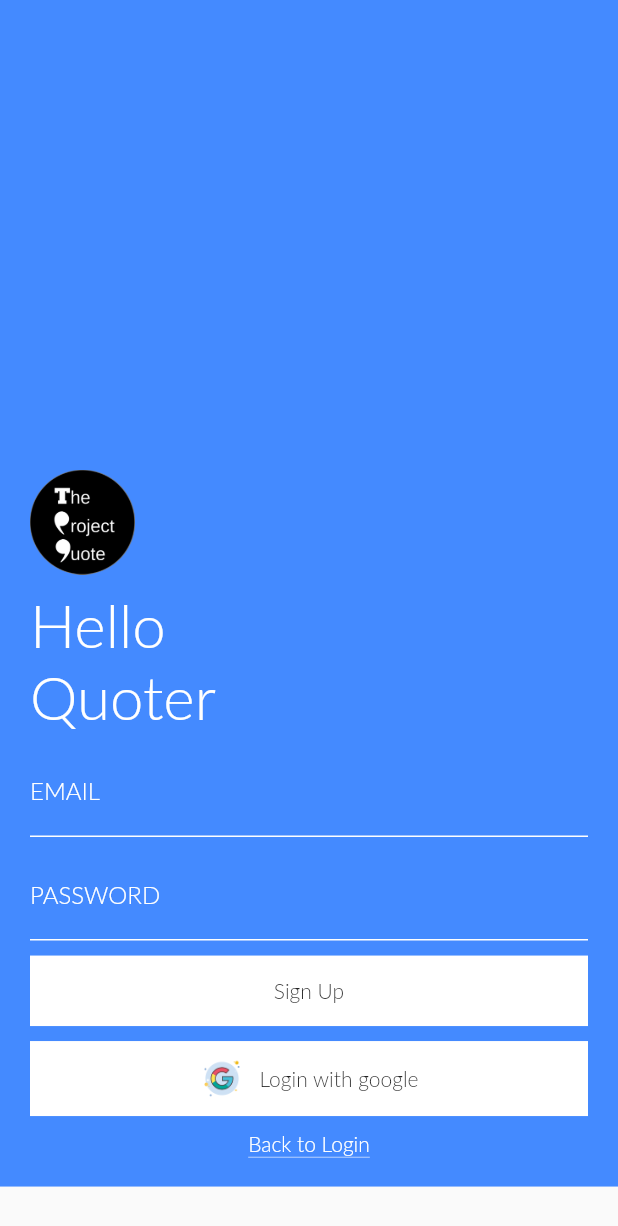
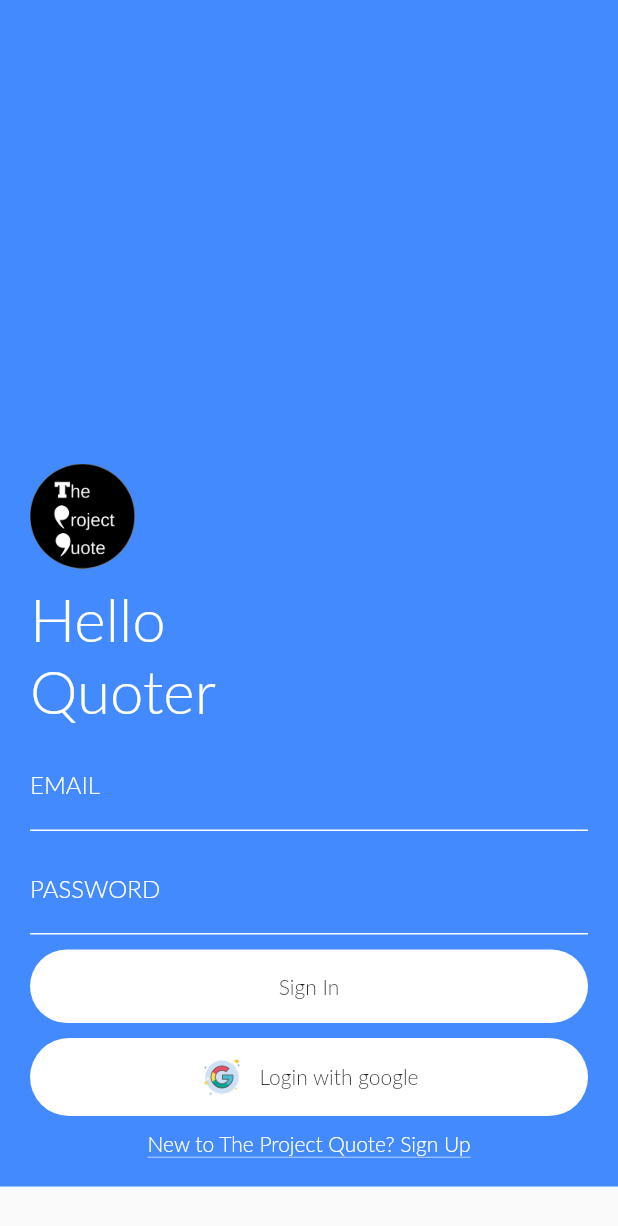
Before and after one commit to AlaaEdAouimeur/Flutter_SocialNetwork, a Flutter app: the LoginPage screen opened directly with empty values, on a phone screen of 412 x 824 dp. Shown: the top 1226 px of the screen. Run offline on Flutter 3.47's test engine with Material 2 defaults, Android fonts, the phone set to English and light mode, and no system bars; our stand-ins replace carousel_slider, firebase_auth, firebase_database, flutter_redux, google_sign_in, redux and 1 more; missing offline and left inert: flutter_facebook_login; accounts and stored records are empty.

Commit message:
Login functions applied for email and password

```diff
--- a/lib/pages/login_page.dart
+++ b/lib/pages/login_page.dart
@@ -15,10 +15,32 @@ class LoginPage extends StatefulWidget {
 class LoginPageState extends State<LoginPage> {
   final ViewModel vm;
   bool loginMode = true;
+  bool isLoading = false;
   LoginPageState(this.vm);
+  final emailController = TextEditingController();
+  final passwordController = TextEditingController();
+  final retypePasswordController = TextEditingController();
+
+  @override
+  void dispose() {
+    emailController.dispose();
+    passwordController.dispose();
+    retypePasswordController.dispose();
+    super.dispose();
+  }
 
   Widget build(BuildContext context) {
-    return Material(
+    return vm.isLoading == true
+        ?
+    Container(
+      width: 20.0,
+      child: Center(child: CircularProgressIndicator(
+        backgroundColor: Colors.red,
+        strokeWidth: 7.0,
+      )),
+    )
+        :
+    Material(
       child: Scaffold(
         resizeToAvoidBottomPadding: true,
         body: Container(
@@ -62,7 +84,7 @@ class LoginPageState extends State<LoginPage> {
     return GestureDetector(
         child: Container(
           width: double.infinity,
-          child: loginMode == false ? Text(
+          child: loginMode == true ? Text(
             "New to The Project Quote? Sign Up",
             textAlign: TextAlign.center,
             style: TextStyle(
@@ -144,38 +166,84 @@ class LoginPageState extends State<LoginPage> {
     );
   }
 
+  BoxDecoration buttonDecoration() {
+    return BoxDecoration(
+      color: Colors.white,
+      borderRadius: BorderRadius.circular(40.0),
+      border: Border.all(
+        color: Colors.transparent,
+        style: BorderStyle.solid,
+        width: 1.0,
+      ),
+    );
+  }
+
   Widget loginWithEmailPassword() {
     return Column(
       children: <Widget>[
         TextField(
           decoration: textFieldDecoration("EMAIL"),
+          keyboardType: TextInputType.emailAddress,
+          onEditingComplete: () {
+            print("Completed");
+          },
+          onChanged: (value) {
+            print("Changed + " + value);
+          },
+          controller: emailController,
         ),
         SizedBox(
           height: 10.0,
         ),
         TextField(
           decoration: textFieldDecoration("PASSWORD"),
+          keyboardType: TextInputType.text,
           obscureText: true,
+          controller: passwordController,
         ),
         loginMode == false ?
           TextField(
             decoration: textFieldDecoration("RETYPE PASSWORD"),
             obscureText: true,
+            controller: retypePasswordController,
           )
             :
           SizedBox(height: 0),
         SizedBox(height: 10),
-        Container(
-          color: Colors.white,
+        GestureDetector(
+          child: Container(
             width: double.infinity,
             padding: EdgeInsets.all(15.0),
             child: Center(
-            child: GestureDetector(
-                child: loginMode == false ?
+              child: loginMode == true ?
               Text("Sign In") :
               Text("Sign Up"),
-                onTap: () => print("tapped")),
             ),
+            decoration: buttonDecoration(),
+          ),
+          onTap: () {
+            loginMode == true
+                ?
+            loginFunctions.LoginFunctions()
+                .emailLogin(vm, emailController.text, passwordController.text)
+                .then((user) =>
+                  {
+                    userInstance.UserInstance.user = user,
+                  vm.changeLoginState(true),
+                  vm.changeLoadingState(false),
+                  })
+                .catchError((e) => print(e))
+                :
+            loginFunctions.LoginFunctions()
+                .emailSignUp(vm, emailController.text, passwordController.text)
+                .then((user) =>
+            {
+            userInstance.UserInstance.user = user,
+            vm.changeLoginState(true),
+            vm.changeLoadingState(false),
+            })
+                .catchError((e) => print(e));
+          }
         ),
         SizedBox(
           height: 10.0,
@@ -186,7 +254,7 @@ class LoginPageState extends State<LoginPage> {
 
   Widget googleLoginButton() {
     return Container(
-      color: Colors.white,
+      decoration: buttonDecoration(),
       width: double.infinity,
       padding: EdgeInsets.all(10.0),
       child: Center(
```
Also changed, not shown: lib/functions/login_functions.dart (+12 -0 lines). Lines whose indentation alone changed are shown as unchanged.
